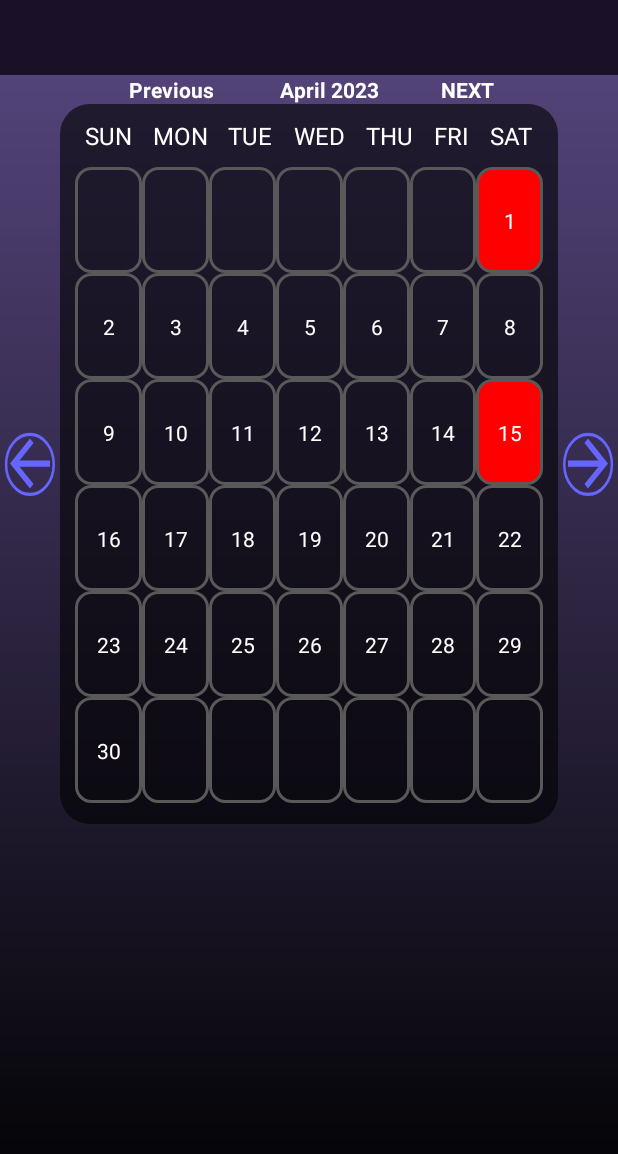
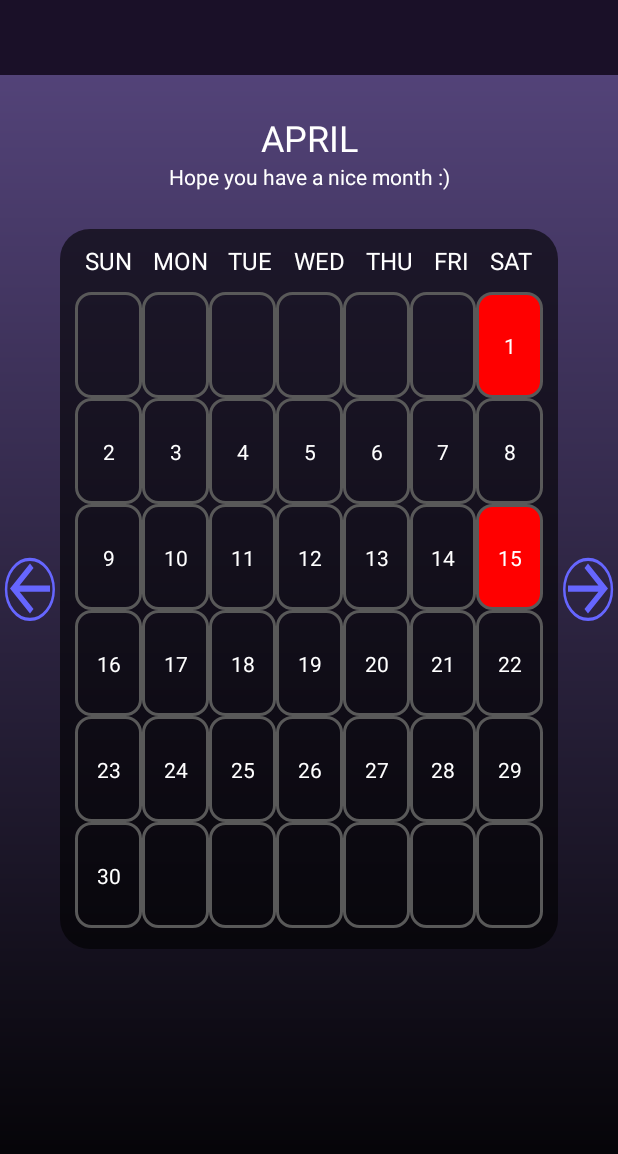
Before and after one commit to Dewvie-Github/Mamood-Diary, an Android app: the MainActivity screen opened directly, with no data from a screen before it, on a phone screen of 412 x 824 dp. Shown: the top 1154 px of the screen. Run offline under Robolectric (Android 15) with nearby library versions, the phone set to English and light mode, and no system bars.

Commit message:
Add MonthYear picker feature

```diff
--- a/app/src/main/java/com/example/mamooddiary/MainActivity.java
+++ b/app/src/main/java/com/example/mamooddiary/MainActivity.java
@@ -4,13 +4,12 @@ import androidx.appcompat.app.AppCompatActivity;
 import androidx.recyclerview.widget.GridLayoutManager;
 import androidx.recyclerview.widget.RecyclerView;
 
+import android.app.DatePickerDialog;
 import android.content.Intent;
-import android.graphics.Color;
 import android.os.Bundle;
 import android.view.View;
-import android.widget.CalendarView;
+import android.widget.ImageView;
 import android.widget.TextView;
-import android.widget.Toast;
 
 import java.time.LocalDate;
 import java.time.YearMonth;
@@ -19,11 +18,11 @@ import java.util.ArrayList;
 import java.util.Calendar;
 
 public class MainActivity extends AppCompatActivity implements CalendarAdapter.OnItemListener, View.OnClickListener{
-    private TextView monthYearText;
+    private TextView monthTextview;
     private RecyclerView calendarRecyclerView;
     private LocalDate selectedDate;
 
-    private TextView previousButton, nextButton;
+    ImageView previousButton, nextButton;
 
     @Override
     protected void onCreate(Bundle savedInstanceState) {
@@ -37,16 +36,18 @@ public class MainActivity extends AppCompatActivity implements CalendarAdapter.O
 
     private void initWidgets() {
         calendarRecyclerView = findViewById(R.id.calendarRecycleView);
-        monthYearText = findViewById(R.id.monthYearTextView);
 
-        previousButton = findViewById(R.id.previousButton);
-        nextButton = findViewById(R.id.nextButton);
+        monthTextview = findViewById(R.id.monthTextView);
+        monthTextview.setOnClickListener(this);
+        previousButton = findViewById(R.id.previousMonthButton);
+        nextButton = findViewById(R.id.nextMonthButton);
         previousButton.setOnClickListener(this);
         nextButton.setOnClickListener(this);
     }
 
     private void setMonthView() {
-        monthYearText.setText(monthYearFromDate(selectedDate));
+        // set month text
+        monthTextview.setText(selectedDate.getMonth().toString().toUpperCase());
         ArrayList<String> daysInMonth = daysInMonthArray(selectedDate);
 
         CalendarAdapter calendarAdapter = new CalendarAdapter(daysInMonth,
@@ -100,13 +101,16 @@ public class MainActivity extends AppCompatActivity implements CalendarAdapter.O
     @Override
     public void onClick(View v) {
         switch (v.getId()){
-            case R.id.previousButton:
+            case R.id.previousMonthButton:
                 selectedDate = selectedDate.minusMonths(1);
                 setMonthView();
                 break;
-            case R.id.nextButton:
+            case R.id.nextMonthButton:
                 selectedDate = selectedDate.plusMonths(1);
                 setMonthView();
+                break;
+            case R.id.monthTextView:
+                showDatePickerDialog();
                 break;
         }
     }
@@ -129,4 +133,21 @@ public class MainActivity extends AppCompatActivity implements CalendarAdapter.O
     public void onBackPressed(){
 
     }
+
+    private void showDatePickerDialog() {
+        MonthYearPickerDialog monthYearPickerDialog = new MonthYearPickerDialog(
+                this,
+                (month, year) -> {
+                    // Update the selectedDate with the selected month and year
+                    selectedDate = LocalDate.of(year, month, 1);
+                    setMonthView();
+                }
+        );
+
+        // Show the MonthYearPickerDialog
+        monthYearPickerDialog.show();
+    }
+
+
+
 }
--- a/app/src/main/res/layout/activity_main.xml
+++ b/app/src/main/res/layout/activity_main.xml
@@ -15,44 +15,30 @@
 
     </androidx.constraintlayout.widget.ConstraintLayout>
 
+
     <LinearLayout
         android:layout_width="match_parent"
         android:layout_height="wrap_content"
-        android:orientation="horizontal"
-        tools:context=".MainActivity">
+        android:layout_marginTop="25sp"
+        android:layout_marginBottom="25sp"
+        android:orientation="vertical">
 
         <TextView
-            android:id="@+id/previousButton"
-            android:layout_width="wrap_content"
+            android:id="@+id/monthTextView"
+            android:layout_width="match_parent"
             android:layout_height="wrap_content"
-            android:layout_weight="1"
-            android:text=" Previous "
-            android:textAlignment="textEnd"
+            android:text="MONTH"
+            android:textAlignment="center"
             android:textColor="#FFFFFF"
-            android:textStyle="bold" />
+            android:textSize="24sp" />
 
         <TextView
-            android:id="@+id/monthYearTextView"
-            android:layout_width="wrap_content"
+            android:layout_width="match_parent"
             android:layout_height="wrap_content"
-            android:layout_weight="1"
-            android:text="Date Show"
+            android:text="Hope you have a nice month :)"
             android:textAlignment="center"
-            android:textColor="#FFFFFF"
-            android:textStyle="bold" />
-
-        <TextView
-            android:id="@+id/nextButton"
-            android:layout_width="wrap_content"
-            android:layout_height="wrap_content"
-            android:layout_weight="1"
-            android:text="NEXT"
-            android:textAlignment="viewStart"
-            android:textColor="#FFFFFF"
-            android:textStyle="bold" />
-
+            android:textColor="#FFFFFF" />
     </LinearLayout>
-
 
     <LinearLayout
         android:layout_width="match_parent"
--- a/app/src/main/res/values/themes.xml
+++ b/app/src/main/res/values/themes.xml
@@ -12,5 +12,8 @@
         <!-- Status bar color. -->
         <item name="android:statusBarColor">?attr/colorPrimaryVariant</item>
         <!-- Customize your theme here. -->
+
+
     </style>
+
 </resources>
```
Also changed, not shown: app/src/main/java/com/example/mamooddiary/MonthYearPickerDialog.java (added, +54 -0 lines), app/src/main/res/layout/dialog_month_year_picker.xml (added, +42 -0 lines), app/src/main/res/layout/month_year_picker_dialog.xml (added, +21 -0 lines).
